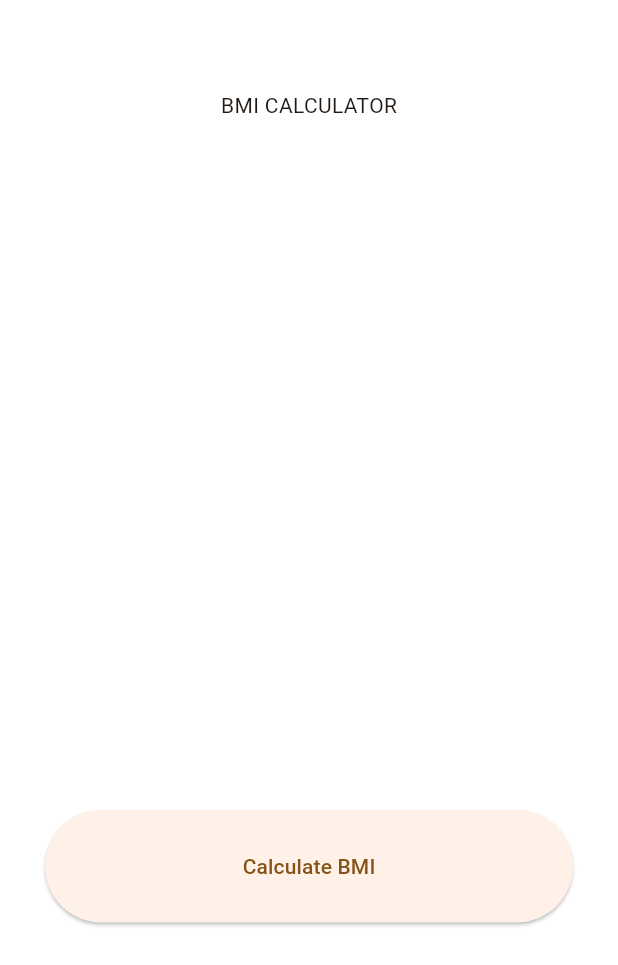
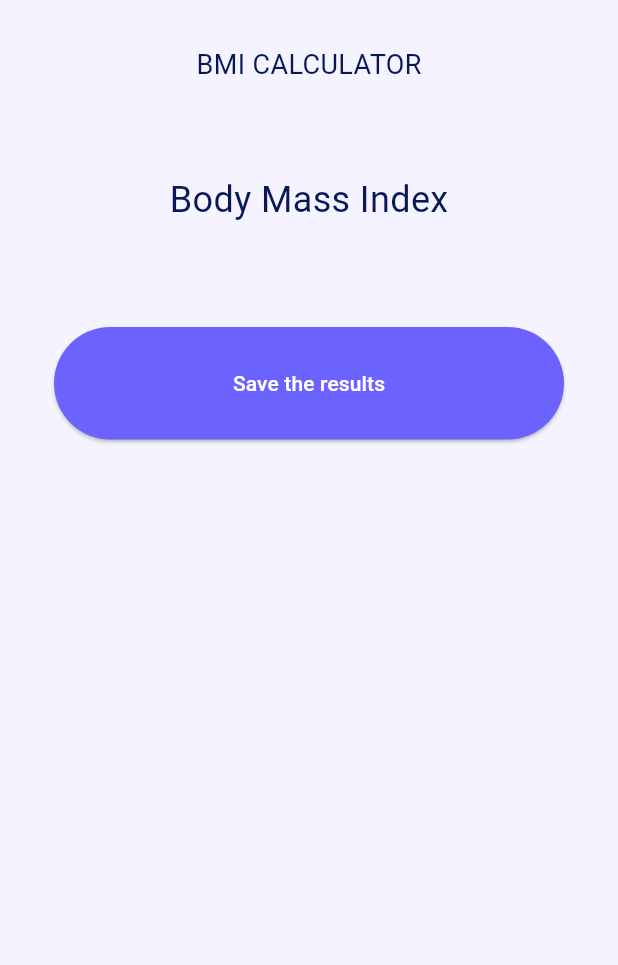
Before and after one commit to soan76/daelim_2025_1, a Flutter app: the MainScreen screen opened by its route, after a tap on "Calculate BMI", on a phone screen of 412 x 824 dp. Shown: the top 965 px of the screen. Run offline on Flutter 3.47's test engine with Material 3 defaults, Android fonts, the phone set to English and light mode, and no system bars; our stand-ins replace go_router, lucide_icons_flutter.

Commit message:
목요일 불참 자료 정리

```diff
--- a/lib/app/router/app_route.dart
+++ b/lib/app/router/app_route.dart
@@ -1,4 +1,4 @@
-enum AppRoute { start, main }
+enum AppRoute { start, main, result }
 
 extension AppRouteExtension on AppRoute {
   String get toPath => '/$name';
--- a/lib/app/router/app_router.dart
+++ b/lib/app/router/app_router.dart
@@ -1,12 +1,23 @@
 import 'package:daelim_2025_1/app/router/app_route.dart';
 import 'package:daelim_2025_1/presentation/main/main_screen.dart';
+import 'package:daelim_2025_1/presentation/result/result_screen.dart';
 import 'package:daelim_2025_1/presentation/start/start_screen.dart';
 import 'package:go_router/go_router.dart';
 
 final router = GoRouter(
   initialLocation: AppRoute.start.toPath,
   routes: [
-    GoRoute(path: '/start', builder: (context, state) => StartScreen()),
-    GoRoute(path: '/main', builder: (context, state) => MainScreen()),
+    GoRoute(
+      path: AppRoute.start.toPath,
+      builder: (context, state) => StartScreen(),
+    ),
+    GoRoute(
+      path: AppRoute.main.toPath,
+      builder: (context, state) => MainScreen(),
+    ),
+    GoRoute(
+      path: AppRoute.result.toPath,
+      builder: (context, state) => ResultScreen(),
+    ),
   ],
 );
--- a/lib/presentation/Example/example_screen.dart
+++ b/lib/presentation/Example/example_screen.dart
@@ -9,25 +9,16 @@ class ExampleScreen extends StatefulWidget {
 
 class _ExampleScreenState extends State<ExampleScreen> {
   int _count = 0;
-
-  //비즈니스 로직 분리
-  void _handleIncreaseCount() {
-    setState(() {
-      _count++;
-    });
-  }
+  void _handleIncreaseCount() => setState(() {
+    _count++;
+  });
 
   @override
   Widget build(BuildContext context) {
     return Scaffold(
       appBar: AppBar(
-        backgroundColor: Colors.orange,
-        title: Text('flutter Demo'),
-      ),
-      floatingActionButton: FloatingActionButton(
-        //비즈니스로직 분리 - 코드 간소화
-        onPressed: _handleIncreaseCount,
-        child: Icon(Icons.add),
+        backgroundColor: const Color.fromARGB(255, 99, 255, 234),
+        title: Text('FlutterDemo'),
       ),
       body: SafeArea(
         child: SizedBox(
@@ -35,12 +26,16 @@ class _ExampleScreenState extends State<ExampleScreen> {
           child: Column(
             mainAxisAlignment: MainAxisAlignment.center,
             children: [
-              Text('버튼 클릭 시 횟수 증가', style: TextStyle(fontSize: 30)),
-              Text('$_count', style: TextStyle(fontSize: 30)),
+              Text('버튼 클릭 시 횟수 증가', style: TextStyle(fontSize: 34)),
+              Text('$_count', style: TextStyle(fontSize: 50)),
             ],
           ),
         ),
       ),
+      floatingActionButton: FloatingActionButton(
+        onPressed: _handleIncreaseCount,
+        child: Icon(Icons.add),
+      ),
     );
   }
 }
--- /dev/null
+++ b/lib/presentation/common/widgets/whitebox.dart
@@ -0,0 +1,22 @@
+// ignore_for_file: public_member_api_docs, sort_constructors_first
+import 'package:flutter/material.dart';
+
+//클래스에서 매개변수를 넣으려면 내부에서 넣어야함
+class Whitebox extends StatelessWidget {
+  final EdgeInsetsGeometry? padding; //변경 안되므로 final
+  final Widget child;
+  // constructor 만드는곳
+  const Whitebox({super.key, this.padding, required this.child});
+
+  @override //컨테이너 height 나 padding 값은 스크린 각각에서 받아와야함 매개변수 활용
+  Widget build(BuildContext context) {
+    return Container(
+      padding: padding,
+      decoration: BoxDecoration(
+        color: Colors.white,
+        borderRadius: BorderRadius.circular(15),
+      ),
+      child: child,
+    );
+  }
+}
--- /dev/null
+++ b/lib/presentation/main/Widgets/circle_icon_button.dart
@@ -0,0 +1,32 @@
+// ignore_for_file: public_member_api_docs, sort_constructors_first
+import 'package:flutter/material.dart';
+
+class CircleIconButton extends StatelessWidget {
+  final IconData icon;
+  final VoidCallback? onTap;
+  final String title;
+  final int value;
+  const CircleIconButton({
+    super.key,
+    required this.icon,
+    this.onTap,
+    required this.title,
+    required this.value,
+  });
+
+  @override
+  Widget build(BuildContext context) {
+    return GestureDetector //InkWell GestureDetector 도 가능
+    (
+      onTap: onTap,
+      child: Container(
+        decoration: BoxDecoration(
+          // borderRadius: BorderRadius.circular(50)방법으로도 가능
+          shape: BoxShape.circle,
+          color: Color(0xFF081854),
+        ),
+        child: Icon(icon, color: Colors.white, size: 35),
+      ),
+    );
+  }
+}
--- /dev/null
+++ b/lib/presentation/main/Widgets/height_box.dart
@@ -0,0 +1,54 @@
+import 'package:daelim_2025_1/presentation/common/widgets/whitebox.dart';
+import 'package:flutter/material.dart';
+
+class HeightBox extends StatefulWidget {
+  const HeightBox({super.key});
+
+  @override
+  State<HeightBox> createState() => _HeightBoxState();
+}
+
+class _HeightBoxState extends State<HeightBox> {
+  double _height = 175;
+
+  @override
+  Widget build(BuildContext context) {
+    return Whitebox(
+      padding: const EdgeInsets.symmetric(vertical: 24, horizontal: 20),
+      child: Column(
+        children: [
+          const Text(
+            'Height (CM)',
+            style: TextStyle(fontSize: 16, color: Color(0xFF081854)),
+          ),
+          Text(
+            _height.toInt().toString(),
+            style: const TextStyle(
+              fontSize: 40,
+              fontWeight: FontWeight.bold,
+              color: Color(0xFF6c63FF),
+            ),
+          ),
+          Slider(
+            min: 50,
+            max: 300,
+            value: _height,
+            activeColor: Color(0xFF6c63FF),
+            onChanged: (val) {
+              setState(() {
+                _height = val;
+              });
+            },
+          ),
+          const Row(
+            mainAxisAlignment: MainAxisAlignment.spaceBetween,
+            children: [
+              Text('50 cm', style: TextStyle(fontSize: 12)),
+              Text('300 cm', style: TextStyle(fontSize: 12)),
+            ],
+          ),
+        ],
+      ),
+    );
+  }
+}
--- /dev/null
+++ b/lib/presentation/main/Widgets/in_de_container.dart
@@ -0,0 +1,58 @@
+import 'package:daelim_2025_1/presentation/common/widgets/whitebox.dart';
+import 'package:daelim_2025_1/presentation/main/Widgets/circle_icon_button.dart';
+import 'package:flutter/material.dart';
+import 'package:lucide_icons_flutter/lucide_icons.dart';
+
+class InDeContainer extends StatefulWidget {
+  final String title;
+  const InDeContainer({super.key, required this.title});
+
+  @override
+  State<InDeContainer> createState() => _InDeContainerState();
+}
+
+class _InDeContainerState extends State<InDeContainer> {
+  int _value = 0;
+
+  void onPlus() => setState(() => _value++);
+  void onMinus() => setState(() => _value = (_value > 0) ? _value - 1 : 0);
+
+  @override
+  Widget build(BuildContext context) {
+    return Whitebox(
+      padding: const EdgeInsets.all(27),
+      child: Column(
+        mainAxisAlignment: MainAxisAlignment.center,
+        children: [
+          Text(widget.title, style: const TextStyle(fontSize: 18)),
+          Text(
+            '$_value',
+            style: const TextStyle(
+              fontSize: 40,
+              fontWeight: FontWeight.bold,
+              color: Color(0xFF6c63FF),
+            ),
+          ),
+          Row(
+            mainAxisAlignment: MainAxisAlignment.center,
+            children: [
+              CircleIconButton(
+                onTap: onMinus,
+                icon: LucideIcons.minus,
+                title: '',
+                value: _value,
+              ),
+              const SizedBox(width: 20),
+              CircleIconButton(
+                onTap: onPlus,
+                icon: LucideIcons.plus,
+                title: '',
+                value: _value,
+              ),
+            ],
+          ),
+        ],
+      ),
+    );
+  }
+}
--- a/lib/presentation/main/main_screen.dart
+++ b/lib/presentation/main/main_screen.dart
@@ -1,56 +1,60 @@
+import 'package:daelim_2025_1/app/router/app_route.dart';
+import 'package:daelim_2025_1/presentation/common/widgets/whitebox.dart';
+import 'package:daelim_2025_1/presentation/main/Widgets/height_box.dart';
+import 'package:daelim_2025_1/presentation/main/Widgets/in_de_container.dart';
 import 'package:flutter/material.dart';
+import 'package:go_router/go_router.dart';
 
-class MainScreen extends StatefulWidget {
+class MainScreen extends StatelessWidget {
   const MainScreen({super.key});
-
-  @override
-  State<MainScreen> createState() => _MainScreenState();
-}
-
-class _MainScreenState extends State<MainScreen> {
-  Widget _buildContainer() {
-    return Container(
-      height: 120,
-      decoration: BoxDecoration(
-        color: Colors.white,
-        borderRadius: BorderRadius.circular(15),
-      ),
-    );
-  }
 
   @override
   Widget build(BuildContext context) {
     return Scaffold(
-      backgroundColor: Colors.white,
+      backgroundColor: const Color(0xFFF4F3FF),
       body: SafeArea(
         child: Padding(
           padding: const EdgeInsets.only(left: 30, right: 30, bottom: 90),
           child: Column(
-            spacing: 25,
             children: [
-              SizedBox(height: 35),
-              Text('BMI CALCULATOR', style: TextStyle()),
+              SizedBox(height: 30),
+              Text(
+                'BMI CALCULATOR',
+                style: TextStyle(fontSize: 18, color: Color(0xFF081854)),
+              ),
+              SizedBox(height: 25),
               Row(
-                spacing: 20,
                 children: [
-                  Expanded(child: _buildContainer()),
-                  Expanded(child: _buildContainer()),
+                  Expanded(child: InDeContainer(title: 'Age')),
+                  SizedBox(width: 20),
+                  Expanded(child: InDeContainer(title: 'Weight(kg)')),
                 ],
               ),
-              _buildContainer(),
-              _buildContainer(),
-              SizedBox(
-                width: double.infinity,
-                height: 75,
-                child: ElevatedButton(
-                  onPressed: () {},
-                  child: Text('Calculate BMI'),
-                ),
-              ),
+              SizedBox(height: 25),
+              HeightBox(),
+              SizedBox(height: 25),
+              Whitebox(padding: EdgeInsets.all(25), child: SizedBox.shrink()),
+              SizedBox(height: 38),
+
+              SizedBox(child: _buildMainButton(context)),
             ],
           ),
         ),
       ),
     );
   }
+
+  Widget _buildMainButton(BuildContext context) {
+    return SizedBox(
+      width: double.infinity,
+      child: ElevatedButton(
+        onPressed: () => context.go(AppRoute.result.toPath),
+        style: ElevatedButton.styleFrom(
+          foregroundColor: Color(0xFFFFFFFF),
+          backgroundColor: Color(0xFF6C63FF),
+        ),
+        child: Text('Calculate BMI'),
+      ),
+    );
+  }
 }
--- a/lib/presentation/my_app.dart
+++ b/lib/presentation/my_app.dart
@@ -1,6 +1,4 @@
 import 'package:daelim_2025_1/app/router/app_router.dart';
-import 'package:daelim_2025_1/presentation/Example/example_screen.dart';
-import 'package:daelim_2025_1/presentation/start/start_screen.dart';
 import 'package:flutter/material.dart';
 
 class MyApp extends StatelessWidget {
@@ -11,10 +9,10 @@ class MyApp extends StatelessWidget {
   Widget build(BuildContext context) {
     return MaterialApp.router(
       debugShowCheckedModeBanner: false,
+      title: 'Flutter Demo',
       theme: ThemeData(
         colorScheme: ColorScheme.fromSeed(seedColor: Colors.orange),
       ),
-      themeMode: ThemeMode.light,
       routerConfig: router,
     );
   }
--- /dev/null
+++ b/lib/presentation/result/result_screen.dart
@@ -0,0 +1,76 @@
+import 'package:daelim_2025_1/app/router/app_route.dart';
+import 'package:flutter/material.dart';
+import 'package:go_router/go_router.dart';
+
+class ResultScreen extends StatelessWidget {
+  final _containerDecoration = BoxDecoration(
+    color: Colors.white,
+    borderRadius: BorderRadius.circular(15),
+  );
+  ResultScreen({super.key});
+
+  Widget _buildResultname() {
+    return Text(
+      'BMI CALCULATOR',
+      style: TextStyle(color: Color(0xFF081854), fontSize: 18),
+    );
+  }
+
+  Widget _buildResultdesc() {
+    return Text(
+      'Body Mass Index',
+      style: TextStyle(color: Color(0xFF081854), fontSize: 24),
+    );
+  }
+
+  Widget _buildContainer() {
+    return Container(height: 380, decoration: _containerDecoration);
+  }
+
+  @override
+  Widget build(BuildContext context) {
+    return Scaffold(
+      backgroundColor: Color(0xFFF4F3FF),
+      body: SafeArea(
+        child: Center(
+          child: Container(
+            alignment: Alignment.center,
+            width: 340,
+            margin: const EdgeInsets.symmetric(horizontal: 30),
+            child: Column(
+              crossAxisAlignment: CrossAxisAlignment.center,
+              children: [
+                SizedBox(height: 30),
+                _buildResultname(),
+                SizedBox(height: 60),
+                _buildResultdesc(),
+                SizedBox(height: 30),
+                SizedBox(height: 38),
+                SizedBox(
+                  width: double.infinity,
+                  height: 75,
+                  child: _buildResultButton(context),
+                ),
+                SizedBox(height: 60),
+              ],
+            ),
+          ),
+        ),
+      ),
+    );
+  }
+
+  Widget _buildResultButton(BuildContext context) {
+    return SizedBox(
+      width: double.infinity,
+      child: ElevatedButton(
+        onPressed: () => context.go(AppRoute.start.toPath),
+        style: ElevatedButton.styleFrom(
+          foregroundColor: Color(0xFFFFFFFF),
+          backgroundColor: Color(0xFF6C63FF),
+        ),
+        child: Text('Save the results'),
+      ),
+    );
+  }
+}
--- a/pubspec.yaml
+++ b/pubspec.yaml
@@ -30,9 +30,11 @@ environment:
 dependencies:
   flutter:
     sdk: flutter
-  cupertino_icons: ^1.0.8
 
   go_router: ^14.8.1
+
+  cupertino_icons: ^1.0.8
+  lucide_icons_flutter: ^2.0.5
 
 dev_dependencies:
   flutter_test:
```
